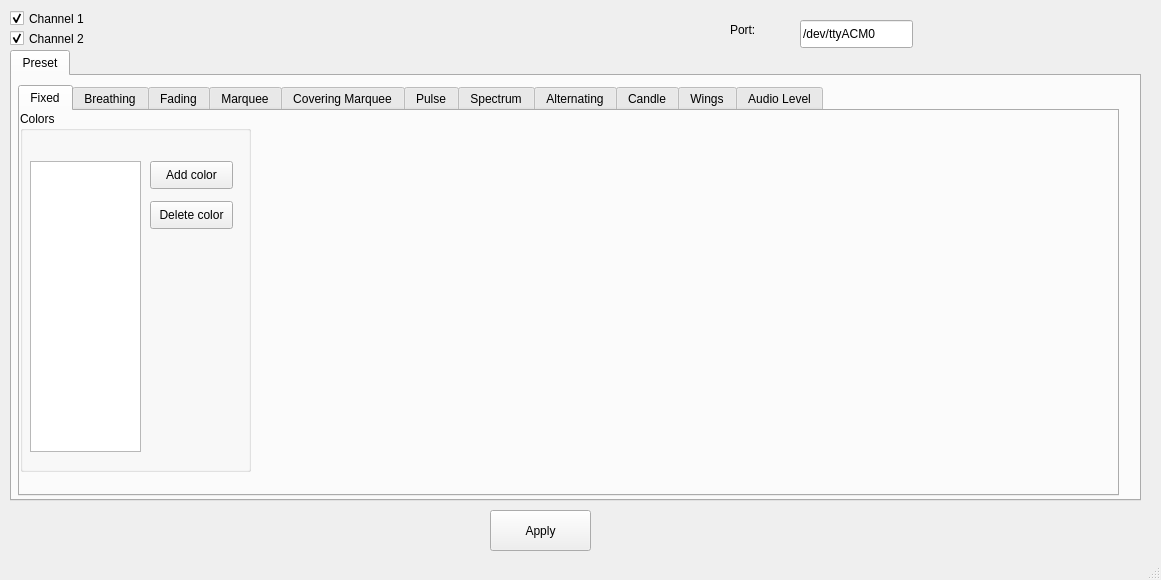
Old version of the form hue-gui.ui in the repository kusti8/hue-plus.
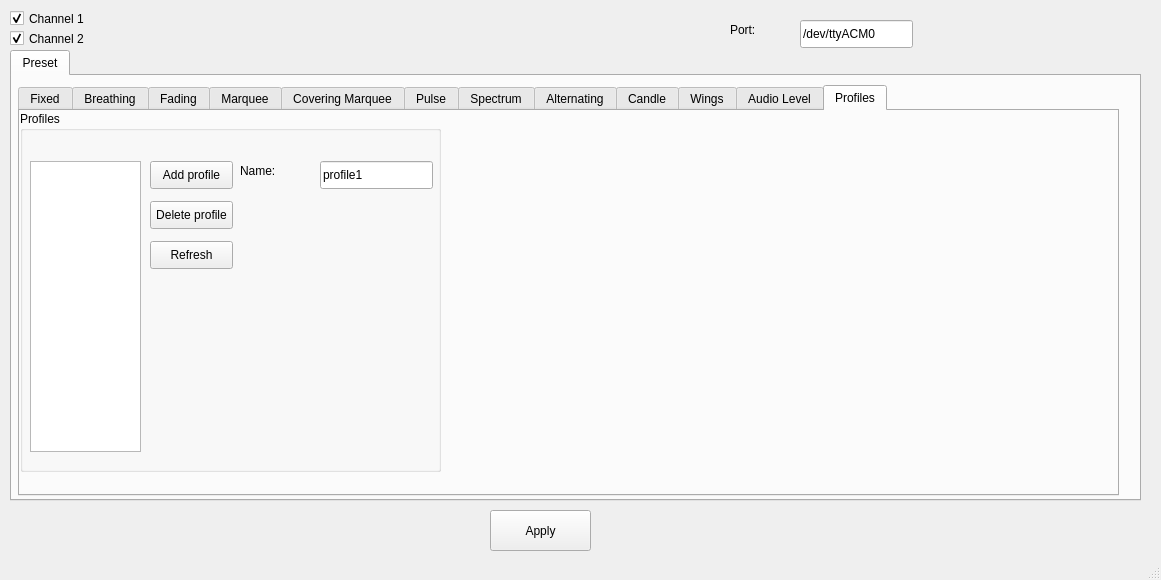
New version of the form. The open tabs and pages were chosen to show the change.

Commit message: Test profiles and auto detection

```diff
--- a/hue-gui.ui
+++ b/hue-gui.ui
@@ -1472,6 +1472,99 @@
         </widget>
        </widget>
       </widget>
+      <widget class="QWidget" name="profileTab">
+       <attribute name="title">
+        <string>Profiles</string>
+       </attribute>
+       <widget class="QGroupBox" name="groupBox_14">
+        <property name="geometry">
+         <rect>
+          <x>0</x>
+          <y>0</y>
+          <width>421</width>
+          <height>361</height>
+         </rect>
+        </property>
+        <property name="title">
+         <string>Profiles</string>
+        </property>
+        <widget class="QListWidget" name="profileList">
+         <property name="geometry">
+          <rect>
+           <x>10</x>
+           <y>50</y>
+           <width>111</width>
+           <height>291</height>
+          </rect>
+         </property>
+        </widget>
+        <widget class="QPushButton" name="profileAdd">
+         <property name="geometry">
+          <rect>
+           <x>130</x>
+           <y>50</y>
+           <width>83</width>
+           <height>28</height>
+          </rect>
+         </property>
+         <property name="text">
+          <string>Add profile</string>
+         </property>
+        </widget>
+        <widget class="QPushButton" name="profileDelete">
+         <property name="geometry">
+          <rect>
+           <x>130</x>
+           <y>90</y>
+           <width>83</width>
+           <height>28</height>
+          </rect>
+         </property>
+         <property name="text">
+          <string>Delete profile</string>
+         </property>
+        </widget>
+        <widget class="QPushButton" name="profileRefresh">
+         <property name="geometry">
+          <rect>
+           <x>130</x>
+           <y>130</y>
+           <width>83</width>
+           <height>28</height>
+          </rect>
+         </property>
+         <property name="text">
+          <string>Refresh</string>
+         </property>
+        </widget>
+        <widget class="QLineEdit" name="profileName">
+         <property name="geometry">
+          <rect>
+           <x>300</x>
+           <y>50</y>
+           <width>113</width>
+           <height>28</height>
+          </rect>
+         </property>
+         <property name="text">
+          <string>profile1</string>
+         </property>
+        </widget>
+        <widget class="QLabel" name="label_3">
+         <property name="geometry">
+          <rect>
+           <x>220</x>
+           <y>50</y>
+           <width>62</width>
+           <height>20</height>
+          </rect>
+         </property>
+         <property name="text">
+          <string>Name:</string>
+         </property>
+        </widget>
+       </widget>
+      </widget>
      </widget>
     </widget>
    </widget>
```
The commit also changes 8 other files.
